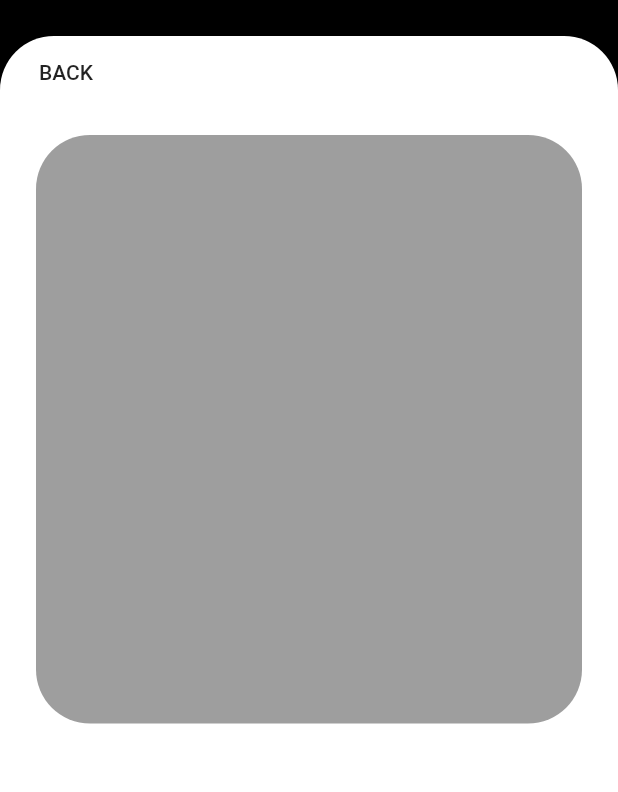
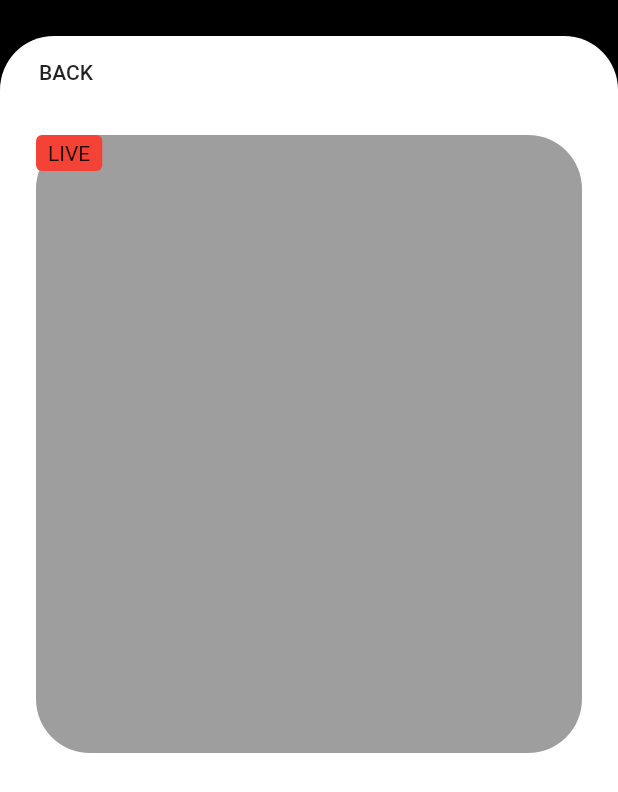
Before and after one commit to JAICHANGPARK/flutter_notebook_8th_story, a Flutter app: the MedicalDetailPage screen opened directly, on a phone screen of 412 x 824 dp. Shown: the top 792 px of the screen. Run offline on Flutter 3.47's test engine with Material 2 defaults, Android fonts, the phone set to English and light mode, and no system bars; our stand-ins replace google_fonts.

Commit message:
Update medical_detail_page.dart

```diff
--- a/lib/ep557_medical_app/medical_detail_page.dart
+++ b/lib/ep557_medical_app/medical_detail_page.dart
@@ -29,11 +29,25 @@ class MedicalDetailPage extends StatelessWidget {
                         },
                         child: Text("BACK")),
                     Container(
-                      height: MediaQuery.of(context).size.height / 2.1,
+                      height: MediaQuery.of(context).size.height / 2,
                       margin: EdgeInsets.only(left: 24, right: 24, top: 18),
                       decoration: BoxDecoration(
                         color: Colors.grey,
                         borderRadius: BorderRadius.circular(36),
+                      ),
+                      child: Stack(
+                        children: [
+                          Positioned(child: Row(children: [
+                            Container(
+                              padding: EdgeInsets.symmetric(horizontal: 8, vertical: 4),
+                              decoration: BoxDecoration(
+                                color: Colors.red,
+                                borderRadius: BorderRadius.circular(4)
+                              ),
+                              child: Text("LIVE"),
+                            )
+                          ],))
+                        ],
                       ),
                     )
                   ],
```
